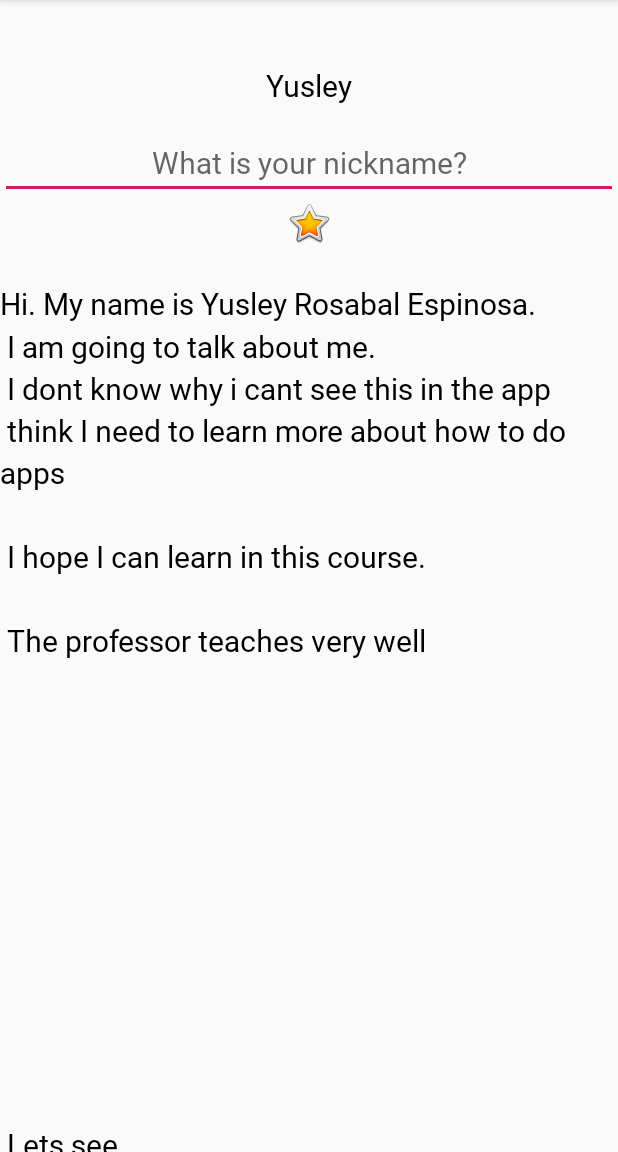
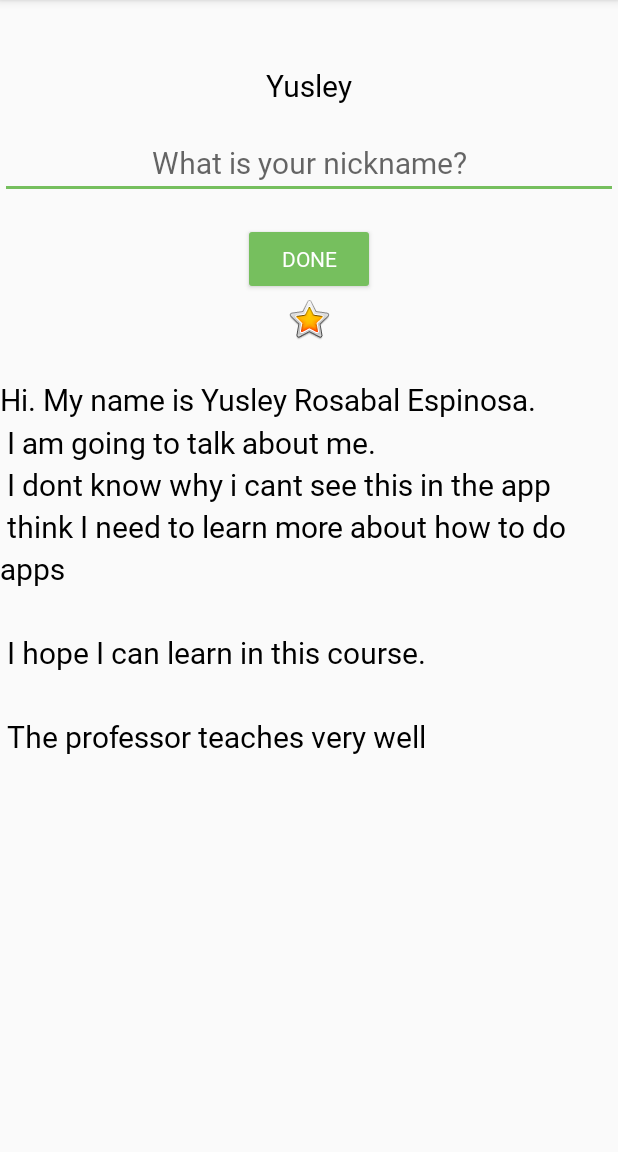
Before and after one commit to yusTheHacker/AboutMe, an Android app: the screen it shows after launch (MainActivity), on a phone screen of 412 x 824 dp, the part 84-1236 px from its top. Run offline under Robolectric (Android 15) with nearby library versions, the phone set to English and light mode, and no system bars.

Commit message:
Added a button an a space below the button

```diff
--- a/app/src/main/res/layout/activity_main.xml
+++ b/app/src/main/res/layout/activity_main.xml
@@ -30,6 +30,25 @@
         android:inputType="textShortMessage|textEmailAddress"
         android:textAlignment="center" />
 
+    <Button
+        android:id="@+id/done_button"
+        android:layout_width="wrap_content"
+        android:layout_height="wrap_content"
+        android:text="@string/done"
+        style="@style/Widget.AppCompat.Button.Colored"
+        android:layout_gravity="center_horizontal"
+        android:layout_marginTop="@dimen/layout_margin"
+        android:fontFamily="@font/roboto"
+        />
+
+    <TextView
+        android:id="@+id/nickname_text"
+        style="@style/NameStyle"
+        android:layout_width="match_parent"
+        android:layout_height="wrap_content"
+        android:textAlignment="center"
+        android:visibility="gone" />
+
     <ImageView
         android:id="@+id/star_image"
         android:layout_width="match_parent"
--- a/app/src/main/res/values/colors.xml
+++ b/app/src/main/res/values/colors.xml
@@ -2,5 +2,5 @@
 <resources>
     <color name="colorPrimary">#008577</color>
     <color name="colorPrimaryDark">#00574B</color>
-    <color name="colorAccent">#D81B60</color>
+    <color name="colorAccent">#76bf5e</color>
 </resources>
--- a/app/src/main/res/values/strings.xml
+++ b/app/src/main/res/values/strings.xml
@@ -19,4 +19,5 @@
         Thank you
     </string>
     <string name="what_is_your_nickname">What is your nickname?</string>
+    <string name="done">Done</string>
 </resources>
```
